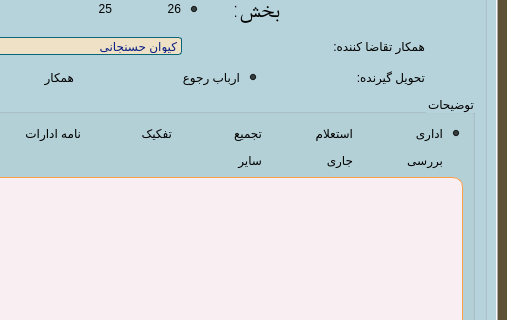
Qt form Baygani.ui (JavadiSaeid/ArchivingSystem_doc) before a commit; both pictures show x 133 to 640 and y 143 to 463 of the 640 by 640 pixel window.
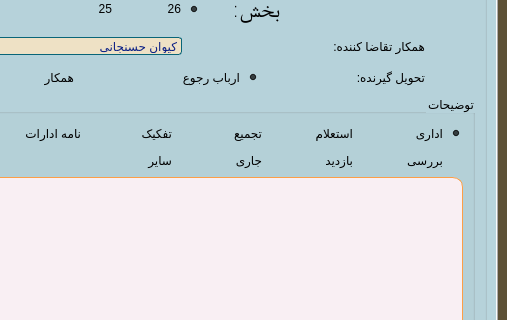
The same form after that commit.

Commit message: ezafe kardan radio button bazdid dar ui va file interface

```diff
--- a/Baygani.ui
+++ b/Baygani.ui
@@ -158,22 +158,6 @@
                 </property>
                </widget>
               </item>
-              <item row="1" column="2">
-               <widget class="QRadioButton" name="radioButton_sayer">
-                <property name="toolTip">
-                 <string>  علت درخواست سایر</string>
-                </property>
-                <property name="statusTip">
-                 <string/>
-                </property>
-                <property name="text">
-                 <string>سایر</string>
-                </property>
-                <property name="checked">
-                 <bool>false</bool>
-                </property>
-               </widget>
-              </item>
               <item row="0" column="1">
                <widget class="QRadioButton" name="radioButton_estelam">
                 <property name="toolTip">
@@ -269,6 +253,29 @@
                </widget>
               </item>
               <item row="1" column="1">
+               <widget class="QRadioButton" name="radioButton_bazdid">
+                <property name="text">
+                 <string>بازدید</string>
+                </property>
+               </widget>
+              </item>
+              <item row="1" column="3">
+               <widget class="QRadioButton" name="radioButton_sayer">
+                <property name="toolTip">
+                 <string>  علت درخواست سایر</string>
+                </property>
+                <property name="statusTip">
+                 <string/>
+                </property>
+                <property name="text">
+                 <string>سایر</string>
+                </property>
+                <property name="checked">
+                 <bool>false</bool>
+                </property>
+               </widget>
+              </item>
+              <item row="1" column="2">
                <widget class="QRadioButton" name="radioButton_Jari">
                 <property name="toolTip">
                  <string>  علت درخواست جاری</string>
```
Left out of the diff: 4 changed lines with no effect on the pictures. The commit also changes 2 other files.
